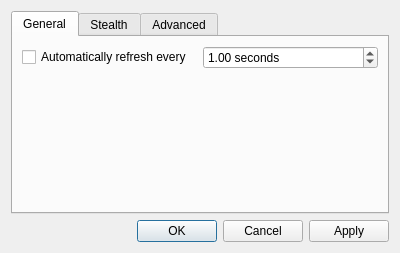
The window that src/prefdialog.ui (k4yt3x/Evanesco) describes before a commit, drawn with Qt 5.
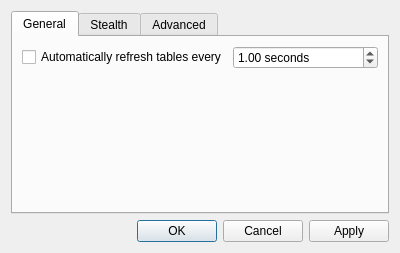
The same window after the commit.

Commit message: feat(gui): add view menu tab and auto refresh action

What changed in the file:
```diff
--- a/src/prefdialog.ui
+++ b/src/prefdialog.ui
@@ -29,7 +29,7 @@
          <item>
           <widget class="QCheckBox" name="autoRefreshCheckBox">
            <property name="text">
-            <string>Automatically refresh every</string>
+            <string>Automatically refresh tables every</string>
            </property>
           </widget>
          </item>
```
The commit also changes 2 other files.
